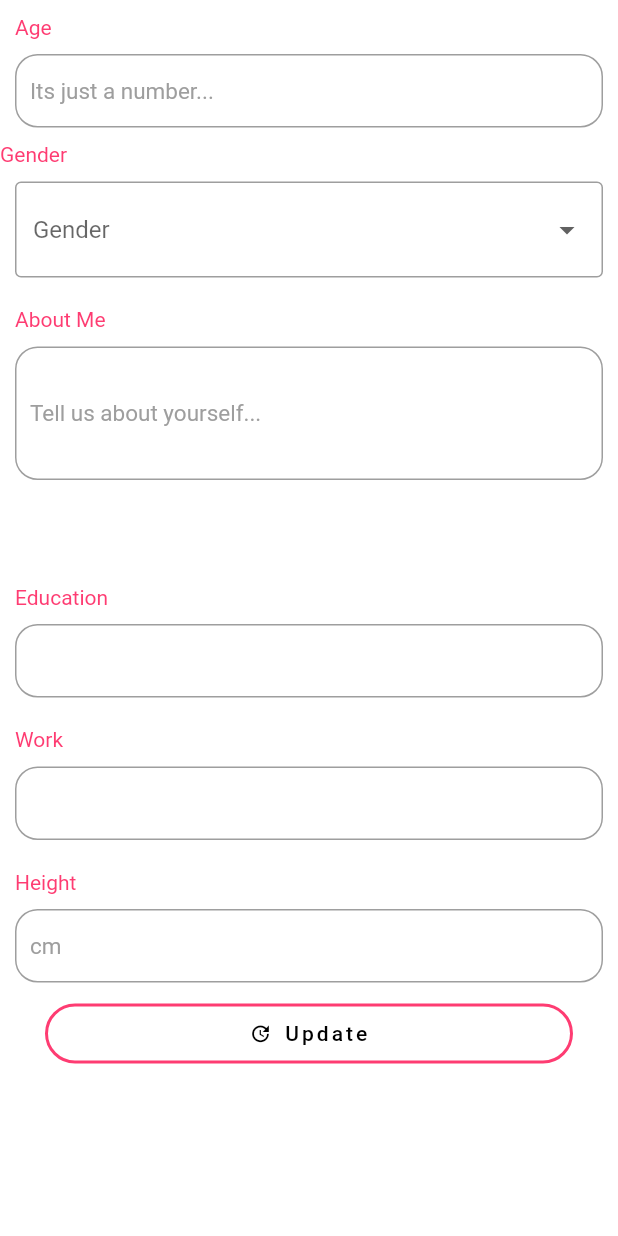
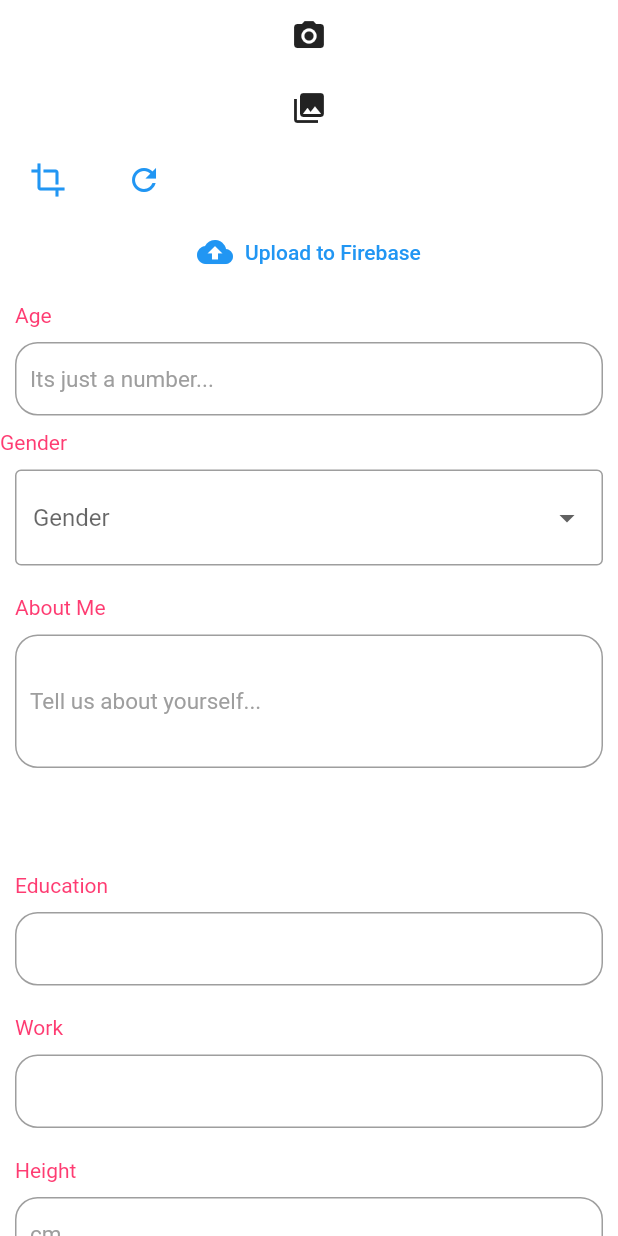
Before and after one commit to shurvirarora/Pepper, a Flutter app: the editProfile screen opened directly, on a phone screen of 412 x 824 dp. Run offline on Flutter 3.47's test engine with Material 2 defaults, Android fonts, the phone set to English and light mode, and no system bars; our stand-ins replace cloud_firestore, dot_navigation_bar, firebase_auth, firebase_core, firebase_storage, flutter_tindercard and 3 more; missing offline and left inert: flutter_login_facebook; accounts and stored records are empty.

Commit message:
merge resolved2

```diff
--- a/lib/pages/editProfilePage.dart
+++ b/lib/pages/editProfilePage.dart
@@ -1,5 +1,12 @@
+import 'dart:io';
+
+import 'package:firebase_core/firebase_core.dart';
+import 'package:firebase_storage/firebase_storage.dart';
+
 import '../styleguide/colors.dart';
 import '../styleguide/textstyle.dart';
+import 'package:image_cropper/image_cropper.dart';
+import 'package:image_picker/image_picker.dart';
 import 'package:cloud_firestore/cloud_firestore.dart';
 import 'package:flutter/material.dart';
 import 'loginPage.dart';
@@ -27,7 +34,26 @@ class _editProfileState extends State<editProfile> {
 
   Future<void> addUser() {
     //Adds data to firestore
-    // print("dsadsadsadas" + uid.toString());
+    print(url);
+    if (url == null) {
+      print("goesssss crazy");
+      showDialog(
+        context: context,
+        builder: (ctx) => AlertDialog(
+          title: Text("Looks like you forgot something"),
+          content: Text("Please add an image"),
+          actions: <Widget>[
+            TextButton(
+              onPressed: () {
+                Navigator.of(ctx).pop();
+              },
+              child: Text("Ok"),
+            ),
+          ],
+        ),
+      );
+    } else {
+      print("passes");
       DocumentReference collectionReference =
           FirebaseFirestore.instance.collection('User').doc(user.uid);
       Navigator.pop(context);
@@ -38,8 +64,10 @@ class _editProfileState extends State<editProfile> {
         'About Me': aboutMe,
         'Education': education,
         'Work': work,
-      'Height': height
+        'Height': height,
+        'DownloadUrl': url
       });
+    }
   }
 
   fetchData() {
@@ -64,6 +92,7 @@ class _editProfileState extends State<editProfile> {
       body: SafeArea(
           child: ListView(
         children: [
+          ImageCapture(),
           buildTextField(
               'Age', 'Its just a number...', 30, TextInputType.number),
           Text(
@@ -108,6 +137,7 @@ class _editProfileState extends State<editProfile> {
             child: LoginButton('Update', Icons.update, addUser,
                 Color(0xfffe3c72), Colors.black),
           ),
+
           // BackButton(
           //   onPressed: fetchData,
           // ),
@@ -125,7 +155,7 @@ class _editProfileState extends State<editProfile> {
         children: [
           Text(
             label,
-            style: TextStyle(color: secondaryColor),
+            style: TextStyle(color: Color(0xfffe3c72)),
           ),
           SizedBox(
             height: 10,
@@ -182,6 +212,157 @@ class _editProfileState extends State<editProfile> {
   }
 }
 
+// <<<<<<< HEAD
+class ImageCapture extends StatefulWidget {
+  // const ImageCapture({ Key? key }) : super(key: key);
+
+  @override
+  _ImageCaptureState createState() => _ImageCaptureState();
+}
+
+class _ImageCaptureState extends State<ImageCapture> {
+  File imageFile;
+
+  Future getImage(ImageSource source) async {
+    final pickedFile = await ImagePicker().getImage(source: source);
+
+    setState(() {
+      if (pickedFile != null) {
+        imageFile = File(pickedFile.path);
+      } else {
+        print('No image selected.');
+      }
+    });
+  }
+
+  Future cropImage() async {
+    File cropped = await ImageCropper.cropImage(
+        sourcePath: imageFile.path,
+        androidUiSettings: AndroidUiSettings(
+          toolbarColor: Colors.purple,
+          toolbarWidgetColor: Colors.white,
+          toolbarTitle: "Crop it",
+        ));
+
+    setState(() {
+      imageFile = cropped ?? imageFile;
+    });
+  }
+
+  void clearImage() {
+    setState(() {
+      imageFile = null;
+    });
+  }
+
+  @override
+  Widget build(BuildContext context) {
+    return Column(
+      children: [
+        if (imageFile != null) ...[
+          CircleAvatar(
+            child: Image.file(
+              imageFile,
+              width: 100,
+              height: 100,
+            ),
+            radius: 50,
+          )
+        ],
+        IconButton(
+            icon: Icon(Icons.photo_camera),
+            onPressed: () => getImage(ImageSource.camera)),
+        IconButton(
+            icon: Icon(Icons.photo_library),
+            onPressed: () => getImage(ImageSource.gallery)),
+        Row(
+          children: [
+            TextButton(onPressed: cropImage, child: Icon(Icons.crop)),
+            TextButton(onPressed: clearImage, child: Icon(Icons.refresh))
+          ],
+        ),
+        Uploader(imageFile),
+      ],
+    );
+  }
+}
+
+// Future<String> downloadUrl;
+
+class Uploader extends StatefulWidget {
+  // const Uploader({ Key? key }) : super(key: key);
+  final File file;
+
+  Uploader(this.file);
+
+  @override
+  _UploaderState createState() => _UploaderState();
+}
+
+UploadTask uploadTask;
+String filePath;
+String url;
+
+class _UploaderState extends State<Uploader> {
+  final FirebaseStorage storage =
+      FirebaseStorage.instanceFor(bucket: 'gs://pepper-e9a17.appspot.com');
+  // FirebaseStorage(storageBucket: 'gs://pepper-e9a17.appspot.com');
+
+  // final String filePath = 'images/image1.png';
+
+  startUpload() async {
+    filePath = 'images/${DateTime.now()}.png';
+    // Reference ref = storage.ref().child("/photo.jpg");
+    setState(() {
+      uploadTask = storage.ref().child(filePath).putFile(widget.file);
+    });
+    var dowurl =
+        await (await uploadTask.whenComplete(() => null)).ref.getDownloadURL();
+    url = dowurl.toString(); //address where image stored
+    print("URL GOES HERE");
+    print(url);
+  }
+
+  // uploadImage(var imageFile) async {
+  //   Reference ref = storage.ref().child("/photo.jpg");
+  //   UploadTask uploadTask = ref.putFile(widget.file);
+  //   var dowurl =
+  //       await (await uploadTask.whenComplete(() => null)).ref.getDownloadURL();
+  //   String url = dowurl.toString();
+  //   print(url);
+  // }
+
+  // printUrl() async {
+  //   print("GOES HERE");
+  //   // String filePath = 'images/${DateTime.now()}.png';
+  //   Reference ref = FirebaseStorage.instance.ref().child(filePath);
+  //   String url = (await ref.getDownloadURL()).toString();
+  //   print(url);
+  // }
+
+  @override
+  Widget build(BuildContext context) {
+    if (uploadTask != null) {
+      return StreamBuilder<TaskSnapshot>(
+          stream: uploadTask.snapshotEvents,
+          builder: (context, snapshot) {
+            var event = snapshot.data;
+
+            double progress =
+                event != null ? event.bytesTransferred / event.totalBytes : 0;
+
+            return Text(progress.toString());
+          });
+    } else {
+      return TextButton.icon(
+          onPressed: startUpload,
+          icon: Icon(Icons.cloud_upload),
+          label: Text('Upload to Firebase'));
+    }
+  }
+}
+
+
 // BASIC INFO
 // Name
 // Age
--- a/lib/pages/messagePage.dart
+++ b/lib/pages/messagePage.dart
@@ -1,4 +1,3 @@
-// import 'dart:html';
 import 'dart:io';
 
 import 'package:firebase_core/firebase_core.dart';
@@ -57,6 +56,7 @@ class _MessagesState extends State<Messages> {
       print("passes");
       DocumentReference collectionReference =
           FirebaseFirestore.instance.collection('User').doc(user.uid);
+          Navigator.pop(context);
       return collectionReference.set({
         'User': uid.toString(), //stores unique user id
         'Age': age,
```
Lines whose indentation alone changed are shown as unchanged.
